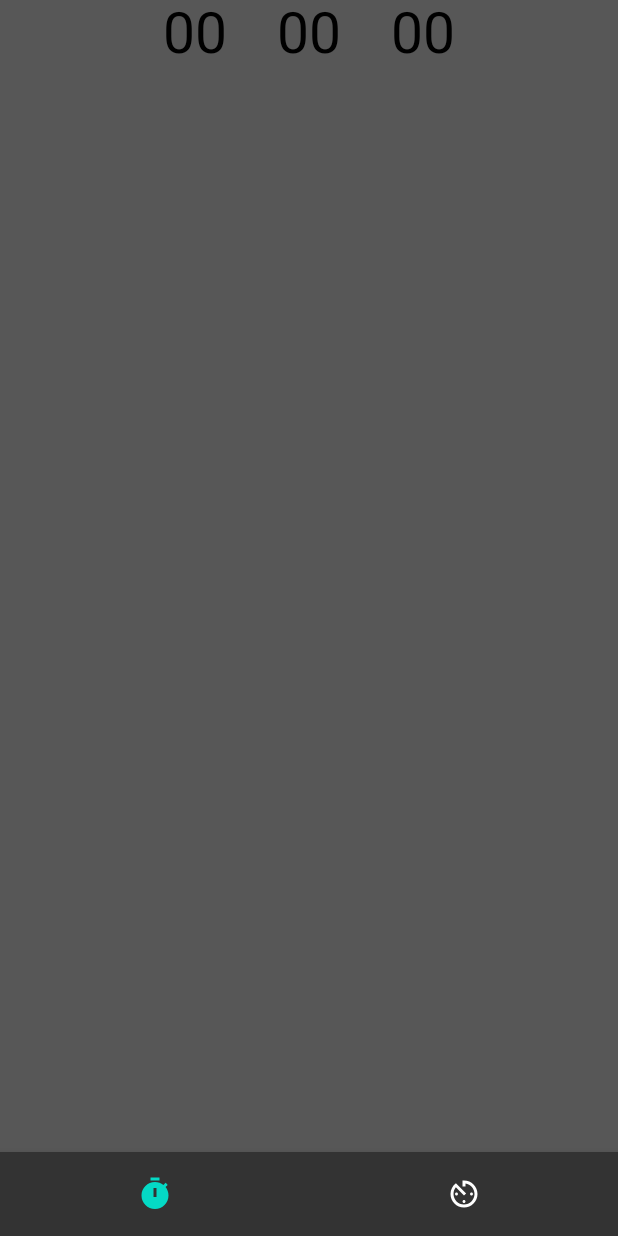
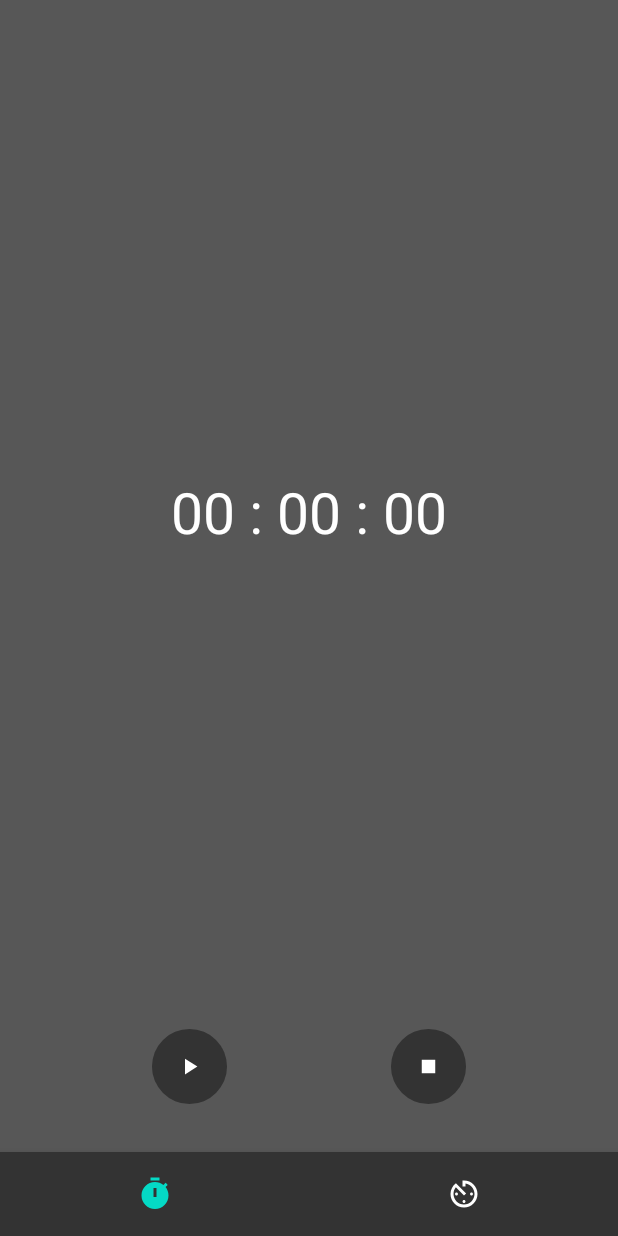
Before and after one commit to 0awawa0/ClockUtils, an Android app built with Jetpack Compose: the timer screen opened through its navigation route, on a phone screen of 412 x 824 dp. Run offline under Robolectric (Android 15) with nearby library versions, the phone set to English and light mode, and no system bars; our stand-ins replace accompanist, constraintlayout-compose.

Commit message:
Changed input view and added buttons to start/pause and stop timer

```diff
--- a/app/src/main/java/ru/awawa/clockutils/helper/TimerObj.kt
+++ b/app/src/main/java/ru/awawa/clockutils/helper/TimerObj.kt
@@ -24,6 +24,7 @@ object TimerObj {
             val newVal = mTime.value - updateInterval
             mTime.value = if (newVal > 0) newVal else 0
         }
+        mIsRunning.value = true
     }
 
     fun pause() {
--- a/app/src/main/java/ru/awawa/clockutils/ui/views/TimerView.kt
+++ b/app/src/main/java/ru/awawa/clockutils/ui/views/TimerView.kt
@@ -1,12 +1,19 @@
 package ru.awawa.clockutils.ui.views
 
 import androidx.compose.foundation.layout.*
+import androidx.compose.foundation.shape.CircleShape
 import androidx.compose.foundation.text.BasicTextField
 import androidx.compose.foundation.text.KeyboardOptions
-import androidx.compose.material.TextField
+import androidx.compose.material.Button
+import androidx.compose.material.Icon
+import androidx.compose.material.MaterialTheme
+import androidx.compose.material.icons.Icons
+import androidx.compose.material.icons.filled.Pause
+import androidx.compose.material.icons.filled.PlayArrow
+import androidx.compose.material.icons.filled.Stop
 import androidx.compose.runtime.*
-import androidx.compose.ui.Alignment.Companion.CenterHorizontally
 import androidx.compose.ui.Modifier
+import androidx.compose.ui.draw.clip
 import androidx.compose.ui.graphics.Brush
 import androidx.compose.ui.graphics.Color
 import androidx.compose.ui.text.TextRange
@@ -17,6 +24,7 @@ import androidx.compose.ui.text.style.TextAlign
 import androidx.compose.ui.tooling.preview.Preview
 import androidx.compose.ui.unit.dp
 import androidx.compose.ui.unit.sp
+import androidx.constraintlayout.compose.ConstraintLayout
 import ru.awawa.clockutils.ui.theme.ClockUtilsTheme
 
 @Composable
@@ -30,14 +38,60 @@ fun TimerView(
     onStopTimer: () -> Unit
 ) {
 
-    Column(modifier = modifier) {
+    ConstraintLayout(modifier = modifier) {
+
+        val (btnStart, btnStop, text) = createRefs()
+
         TimeInputView(
-            modifier.align(CenterHorizontally),
+            modifier = Modifier.constrainAs(text) {
+                start.linkTo(parent.start, margin = 8.dp)
+                end.linkTo(parent.end, margin = 8.dp)
+                top.linkTo(parent.top, margin = 8.dp)
+                bottom.linkTo(btnStart.top, margin = 8.dp)
+            },
             currentTime = currentTime,
             isEnabled = !isRunning,
             onValueChange = onSetTime,
-            textStyle = TextStyle(textAlign = TextAlign.Center, fontSize = 38.sp)
+            textStyle = TextStyle(
+                textAlign = TextAlign.Center,
+                fontSize = 38.sp,
+                color = MaterialTheme.colors.onPrimary
+            )
         )
+
+        Button(
+            onClick = { if (isRunning) onPauseTimer() else onStartTimer() },
+            modifier = Modifier
+                .constrainAs(btnStart) {
+                    start.linkTo(parent.start, margin = 8.dp)
+                    end.linkTo(btnStop.start, margin = 8.dp)
+                    bottom.linkTo(parent.bottom, margin = 32.dp)
+                }
+                .size(50.dp)
+                .clip(CircleShape)
+        ) {
+            Icon(
+                imageVector = if (isRunning) Icons.Default.Pause else Icons.Default.PlayArrow,
+                contentDescription = null
+            )
+        }
+
+        Button(
+            onClick = onStopTimer,
+            modifier = Modifier
+                .constrainAs(btnStop) {
+                    start.linkTo(btnStart.end, margin = 8.dp)
+                    end.linkTo(parent.end, margin = 8.dp)
+                    bottom.linkTo(parent.bottom, margin = 32.dp)
+                }
+                .size(50.dp)
+                .clip(CircleShape)
+        ) {
+            Icon(
+                imageVector = Icons.Default.Stop,
+                contentDescription = null
+            )
+        }
     }
 }
 
@@ -47,69 +101,36 @@ fun TimeInputView(
     currentTime: Long = 0L,
     isEnabled: Boolean = true,
     onValueChange: (Long) -> Unit = {},
-    textStyle: TextStyle = TextStyle(textAlign = TextAlign.Center, fontSize = 20.sp)
+    textStyle: TextStyle = TextStyle(
+        textAlign = TextAlign.Center,
+        fontSize = 20.sp,
+        color = MaterialTheme.colors.onPrimary
+    )
 ) {
     val seconds = "%02d".format(currentTime / 1000 % 60)
     val minutes = "%02d".format(currentTime / 1000 / 60 % 60)
     val hours = "%02d".format(currentTime / 1000 / 60 / 60)
-    val cellSize = maxOf(textStyle.fontSize.value * 2f, 60f)
     val transparentColor = remember { Color(0, 0, 0, alpha = 0)}
 
     Row(modifier = modifier) {
         BasicTextField(
-            value = TextFieldValue(hours, selection = TextRange(2)),
+            value = TextFieldValue("$hours : $minutes : $seconds", TextRange(12, 12)),
             onValueChange = {
-                val inp = if (it.text.length > 2)
-                    it.text.substring(it.text.length - 2 until it.text.length)
-                else
-                    it.text
-                val h = inp.toLongOrNull() ?: return@BasicTextField
-                val m = minutes.toLongOrNull() ?: return@BasicTextField
-                val s = seconds.toLongOrNull() ?: return@BasicTextField
-                val newValue = h * 1000 * 60 * 60 + m * 1000 * 60 + s * 1000
-                onValueChange(newValue)
+                val inp = it.text
+                if (!inp.last().isDigit() || inp.length == 12) return@BasicTextField
+                val nums = inp.filter { char -> char.isDigit() }
+                if (nums.length < 6) {
+                    val h = "0${nums[0]}".toLong() * 1000 * 60 * 60
+                    val m = nums.substring(1..2).toLong() * 1000 * 60
+                    val s = nums.substring(3..4).toLong() * 1000
+                    onValueChange(h + m + s)
+                } else {
+                    val h = nums.substring(1..2).toLong() * 1000 * 60 * 60
+                    val m = nums.substring(3..4).toLong() * 1000 * 60
+                    val s = nums.substring(5..6).toLong() * 1000
+                    onValueChange(h + m + s)
+                }
             },
-            modifier = Modifier.size(cellSize.dp),
-            textStyle = textStyle,
-            maxLines = 1,
-            enabled = isEnabled,
-            keyboardOptions = KeyboardOptions(keyboardType = KeyboardType.Number),
-            cursorBrush = Brush.verticalGradient(listOf(transparentColor, transparentColor))
-        )
-        BasicTextField(
-            value = TextFieldValue(minutes, selection = TextRange(2)),
-            onValueChange = {
-                val inp = if (it.text.length > 2)
-                    it.text.substring(it.text.length - 2 until it.text.length)
-                else
-                    it.text
-                val h = hours.toLongOrNull() ?: return@BasicTextField
-                val m = inp.toLongOrNull() ?: return@BasicTextField
-                val s = seconds.toLongOrNull() ?: return@BasicTextField
-                val newValue = h * 1000 * 60 * 60 + m * 1000 * 60 + s * 1000
-                onValueChange(newValue)
-            },
-            modifier = Modifier.size(cellSize.dp),
-            textStyle = textStyle,
-            maxLines = 1,
-            enabled = isEnabled,
-            keyboardOptions = KeyboardOptions(keyboardType = KeyboardType.Number),
-            cursorBrush = Brush.verticalGradient(listOf(transparentColor, transparentColor))
-        )
-        BasicTextField(
-            value = TextFieldValue(seconds, selection = TextRange(2)),
-            onValueChange = {
-                val inp = if (it.text.length > 2)
-                    it.text.substring(it.text.length - 2 until it.text.length)
-                else
-                    it.text
-                val h = hours.toLongOrNull() ?: return@BasicTextField
-                val m = minutes.toLongOrNull() ?: return@BasicTextField
-                val s = inp.toLongOrNull() ?: return@BasicTextField
-                val newValue = h * 1000 * 60 * 60 + m * 1000 * 60 + s * 1000
-                onValueChange(newValue)
-            },
-            modifier = Modifier.size(cellSize.dp),
             textStyle = textStyle,
             maxLines = 1,
             enabled = isEnabled,
```
